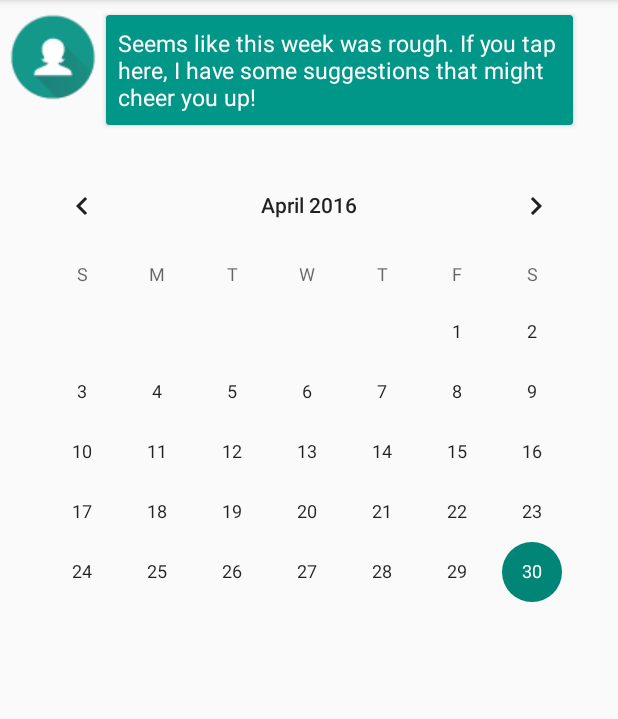
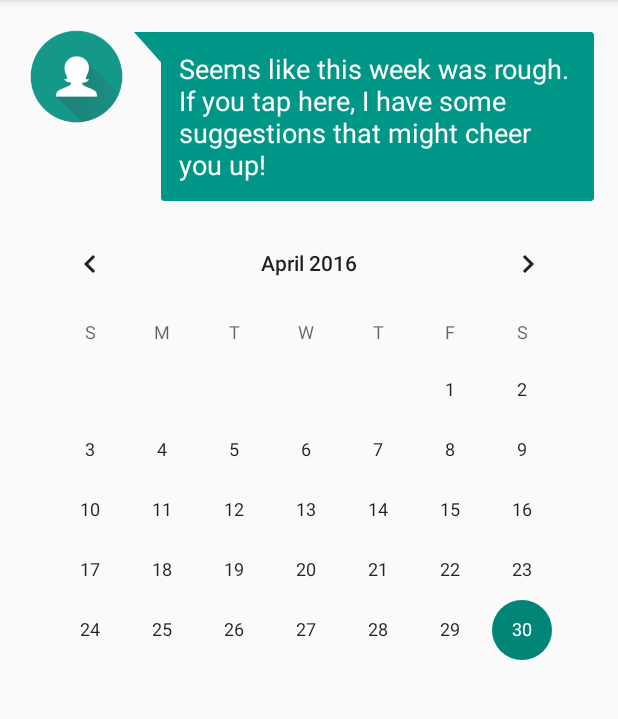
Before and after one commit to clairelee/dearjacky, an Android app: the screen it shows after launch (CalendarActivity), on a phone screen of 412 x 824 dp, the part 84-803 px from its top. Run offline under Robolectric (Android 15) with nearby library versions, the phone set to English and light mode, and no system bars; libraries missing offline, so code that uses them is left out: com.roomorama.caldroid; 9 statements that could not run were skipped.

Commit message:
Fixed Jacky text

```diff
--- a/DearJacky/mobile/src/main/res/layout/activity_calendar.xml
+++ b/DearJacky/mobile/src/main/res/layout/activity_calendar.xml
@@ -6,55 +6,63 @@
     android:layout_width="match_parent"
     android:layout_height="match_parent"
     android:orientation="vertical"
-    tools:context="com.dearjacky.CalendarActivity">
+    tools:context="com.dearjacky.CalendarActivity"
+    android:layout_margin="16dp">
 
     <LinearLayout
         android:orientation="horizontal"
         android:layout_width="match_parent"
-        android:layout_height="wrap_content">
+        android:layout_height="wrap_content"
+        >
 
         <ImageView
-            android:layout_width="60dp"
-            android:layout_height="60dp"
+            android:layout_width="70dp"
+            android:layout_height="70dp"
             android:id="@+id/imageView"
-            android:layout_marginTop="8dp"
-            android:layout_marginBottom="8dp"
-            android:layout_marginRight="5dp"
-            android:layout_marginLeft="5dp"
-            android:background="@drawable/jacky60" />
+            android:background="@drawable/jacky" />
+
+        <View
+            android:layout_width="20dp"
+            android:layout_height="30dp"
+            android:background="@drawable/tail"
+            android:layout_marginStart="3dp"
+            android:layout_marginEnd="-2dp"
+            android:layout_marginTop="5dp"
+            android:elevation="4dp"/>
 
         <android.support.v7.widget.CardView
             android:layout_width="0dp"
             app:cardBackgroundColor="@color/colorPrimary"
             android:layout_height="wrap_content"
+            android:elevation="-1dp"
             android:id="@+id/cv"
-            android:layout_marginBottom="10dp"
-            android:layout_marginTop="10dp"
             android:layout_weight="3"
-            android:layout_marginRight="30dp"
+            app:cardElevation="0dp"
+            android:layout_marginTop="5dp"
             android:minHeight="60dp">
             <LinearLayout
                 android:orientation="horizontal"
                 android:layout_width="match_parent"
-                android:layout_height="match_parent">
+                android:layout_height="match_parent"
+                android:layout_margin="12dp">
 
                 <com.dearjacky.Typewriter
                     android:layout_width="match_parent"
-                    android:layout_height="wrap_content"
+                    android:layout_height="match_parent"
                     android:id="@+id/jacky_text"
                     android:textColor="@color/text_white"
-                    android:textSize="15sp"
-                    android:layout_margin="8dp" />
+                    android:textSize="18sp"
+                    />
             </LinearLayout>
 
         </android.support.v7.widget.CardView>
+
 
     </LinearLayout>
 
     <CalendarView
         android:id="@+id/calendar"
-        android:layout_margin="10dp"
-        android:layout_marginRight="10dp"
+        android:layout_marginTop="8dp"
         android:layout_width="fill_parent"
         android:layout_height="wrap_content" />
 
--- a/DearJacky/mobile/src/main/res/layout/activity_timeline.xml
+++ b/DearJacky/mobile/src/main/res/layout/activity_timeline.xml
@@ -46,7 +46,7 @@
                 <com.dearjacky.Typewriter
                     android:layout_width="match_parent"
                     android:layout_height="match_parent"
-                    android:id="@+id/event_name"
+                    android:id="@+id/activity_name"
                     android:textColor="@color/text_white"
                     android:textSize="18sp"
                     />
```
